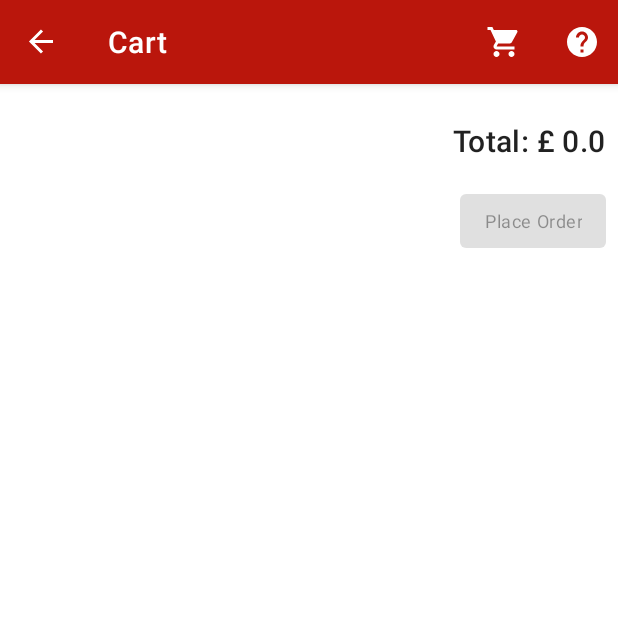
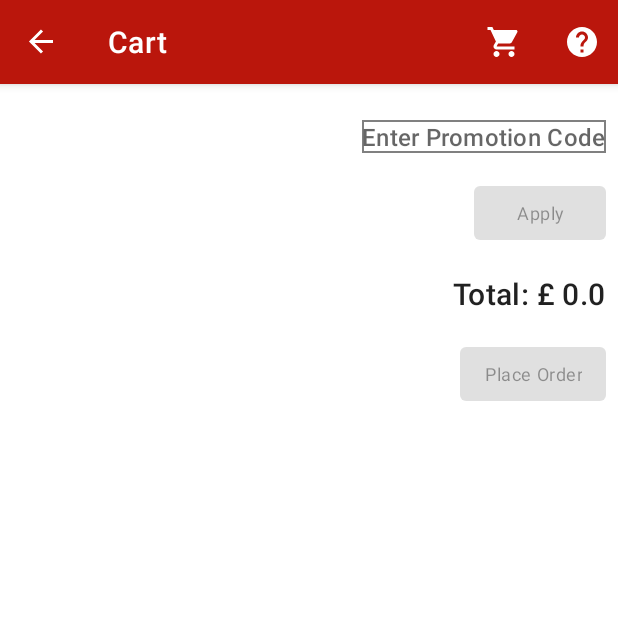
Before and after one commit to CurtisAbel/GoldenShoeAndroidApp, an Android app: the CartFragment screen opened through its navigation route, on a phone screen of 412 x 824 dp, the top half of it. Run offline under Robolectric (Android 15) with nearby library versions, the phone set to English and light mode, and no system bars; our stand-ins replace navigation-ui; pictures from the network do not load; 5 statements that could not run were skipped.

Commit message:
added promotion code to cart fragment

```diff
--- a/app/src/main/java/com/project/goldenshoe/viewmodels/ShopViewModel.java
+++ b/app/src/main/java/com/project/goldenshoe/viewmodels/ShopViewModel.java
@@ -94,7 +94,7 @@ public class ShopViewModel extends ViewModel {
 
     /**
      * returning live data of the price of product to get total price
-     * observed within cart fragement
+     * observed within cart fragment
      */
     public LiveData<Double> getTotalPrice(){
 
--- a/app/src/main/java/com/project/goldenshoe/views/CartFragment.java
+++ b/app/src/main/java/com/project/goldenshoe/views/CartFragment.java
@@ -15,6 +15,9 @@ import android.util.Log;
 import android.view.LayoutInflater;
 import android.view.View;
 import android.view.ViewGroup;
+import android.widget.Button;
+import android.widget.EditText;
+import android.widget.Toast;
 
 import com.project.goldenshoe.R;
 import com.project.goldenshoe.adapters.CartListAdapter;
@@ -30,6 +33,8 @@ public class CartFragment extends Fragment implements CartListAdapter.CartInterf
     ShopViewModel shopViewModel;
     FragmentCartBinding fragmentCartBinding;
     NavController navController;
+    private EditText inputPromotionCode;
+    private Button applyPromotionCodeButton;
 
 
     public CartFragment() {
@@ -41,7 +46,7 @@ public class CartFragment extends Fragment implements CartListAdapter.CartInterf
     public View onCreateView(LayoutInflater inflater, ViewGroup container,
                              Bundle savedInstanceState) {
         // Inflate the layout for this fragment
-        fragmentCartBinding = FragmentCartBinding.inflate(inflater, container,false);
+        fragmentCartBinding = FragmentCartBinding.inflate(inflater, container, false);
         return fragmentCartBinding.getRoot();
     }
 
@@ -50,6 +55,8 @@ public class CartFragment extends Fragment implements CartListAdapter.CartInterf
         super.onViewCreated(view, savedInstanceState);
 
         navController = Navigation.findNavController(view);
+        applyPromotionCodeButton = (Button) view.findViewById(R.id.apply_Promotion_Code_Button);
+        inputPromotionCode = (EditText) view.findViewById(R.id.promotion_code_edit_text);
 
         //separating the items in cart, responsible for how the items will be displayed in the cart
         final CartListAdapter cartListAdapter = new CartListAdapter(this);
@@ -65,9 +72,10 @@ public class CartFragment extends Fragment implements CartListAdapter.CartInterf
             public void onChanged(List<CartItem> cartItems) {
                 cartListAdapter.submitList(cartItems);
 
-                //if there are no items in the cart, the place order button is disabled
-                //only activated when an item is attack, hence size needs to be bigger than 0
-                fragmentCartBinding.placeOrderButton.setEnabled(cartItems.size()>0);
+                //if there are no items in the cart, button are disabled
+                //only activated when an item is added, hence size needs to be bigger than 0
+                fragmentCartBinding.placeOrderButton.setEnabled(cartItems.size() > 0);
+                fragmentCartBinding.applyPromotionCodeButton.setEnabled(cartItems.size() > 0);
             }
         });
 
@@ -76,7 +84,25 @@ public class CartFragment extends Fragment implements CartListAdapter.CartInterf
             @Override
             public void onChanged(Double aDouble) {
                 //setting total price in cart fragment change to
+
+
                 fragmentCartBinding.orderTotalTextView.setText("Total: £ " + aDouble.toString());
+
+                //applying discount
+                applyPromotionCodeButton.setOnClickListener(new View.OnClickListener() {
+                    @Override
+                    public void onClick(View v) {
+                        double discountPrice = aDouble * 0.90;
+                        if(inputPromotionCode.getText().toString().equals("goldenshoe10")){
+                            fragmentCartBinding.orderTotalTextView.setText("Total: £ " + String.format("%.2f", discountPrice));
+                            Toast.makeText(getActivity(), "Promotion code applied successfully", Toast.LENGTH_SHORT).show();
+                        }else{
+                            Toast.makeText(getActivity(), "Promotion code does not exist, please re-enter code", Toast.LENGTH_SHORT).show();
+                        }
+
+                    }
+                });
+
 
             }
         });
@@ -93,6 +119,7 @@ public class CartFragment extends Fragment implements CartListAdapter.CartInterf
 
     /**
      * deleting item from cart
+     *
      * @param cartItem
      */
     @Override
@@ -105,13 +132,16 @@ public class CartFragment extends Fragment implements CartListAdapter.CartInterf
     /**
      * changes the price of an item if the quantity is changed
      * e.g. if an item is worth 1 and we change the quantity to 2, the item will then be worth 2.
+     *
      * @param cartItem
      * @param quantity
      */
     @Override
     public void changeQuantity(CartItem cartItem, int quantity) {
 
-shopViewModel.changeQuantity(cartItem,quantity);
+        shopViewModel.changeQuantity(cartItem, quantity);
 
     }
+
+
 }
--- a/app/src/main/java/com/project/goldenshoe/views/ProductsFragment.java
+++ b/app/src/main/java/com/project/goldenshoe/views/ProductsFragment.java
@@ -97,7 +97,7 @@ public class ProductsFragment extends Fragment implements ProductListAdapter.Pro
             })
                     .show();
         }else{
-            Snackbar.make(requireView(),   " Max amountb  has been added to cart.",
+            Snackbar.make(requireView(),   " Max amount has been added to cart.",
                     Snackbar.LENGTH_LONG).show();
         }
 
--- /dev/null
+++ b/app/src/main/res/drawable/promotional_code_background.xml
@@ -0,0 +1,30 @@
+<?xml version="1.0" encoding="utf-8"?>
+<selector xmlns:android="http://schemas.android.com/apk/res/android">
+    <item android:state_enabled="true" android:state_focused="true">
+
+        <shape android:shape="rectangle">
+            <solid android:color="@android:color/white" />
+
+            <stroke android:color="@color/ColorPrimary" android:width="1dp" />
+
+
+        </shape>
+
+
+    </item>
+
+    <item android:state_enabled="true" >
+
+        <shape android:shape="rectangle">
+            <solid android:color="@android:color/white" />
+
+            <stroke android:color="@color/ColorSecondary" android:width="1dp" />
+
+
+        </shape>
+
+
+    </item>
+
+
+</selector>
--- a/app/src/main/res/layout/fragment_cart.xml
+++ b/app/src/main/res/layout/fragment_cart.xml
@@ -23,6 +23,27 @@
             android:layout_width="match_parent"
             android:layout_height="16dp" />
 
+        <EditText
+            android:id="@+id/promotion_code_edit_text"
+            android:layout_width="wrap_content"
+            android:layout_height="wrap_content"
+            android:layout_gravity="end"
+            android:layout_margin="8dp"
+            android:background="@drawable/promotional_code_background"
+            android:hint="Enter Promotion Code"
+            android:textSize="16dp"
+            android:inputType="text"
+            android:textAppearance="@style/TextAppearance.MaterialComponents.Headline6" />
+
+        <Button
+            android:id="@+id/apply_Promotion_Code_Button"
+            style="@style/Widget.MaterialComponents.Button.UnelevatedButton"
+            android:layout_width="wrap_content"
+            android:layout_height="wrap_content"
+            android:layout_gravity="end"
+            android:layout_margin="8dp"
+            android:text="Apply"
+            android:textAppearance="@style/TextAppearance.MaterialComponents.Caption"/>
 
         <TextView
             android:id="@+id/orderTotalTextView"
```
